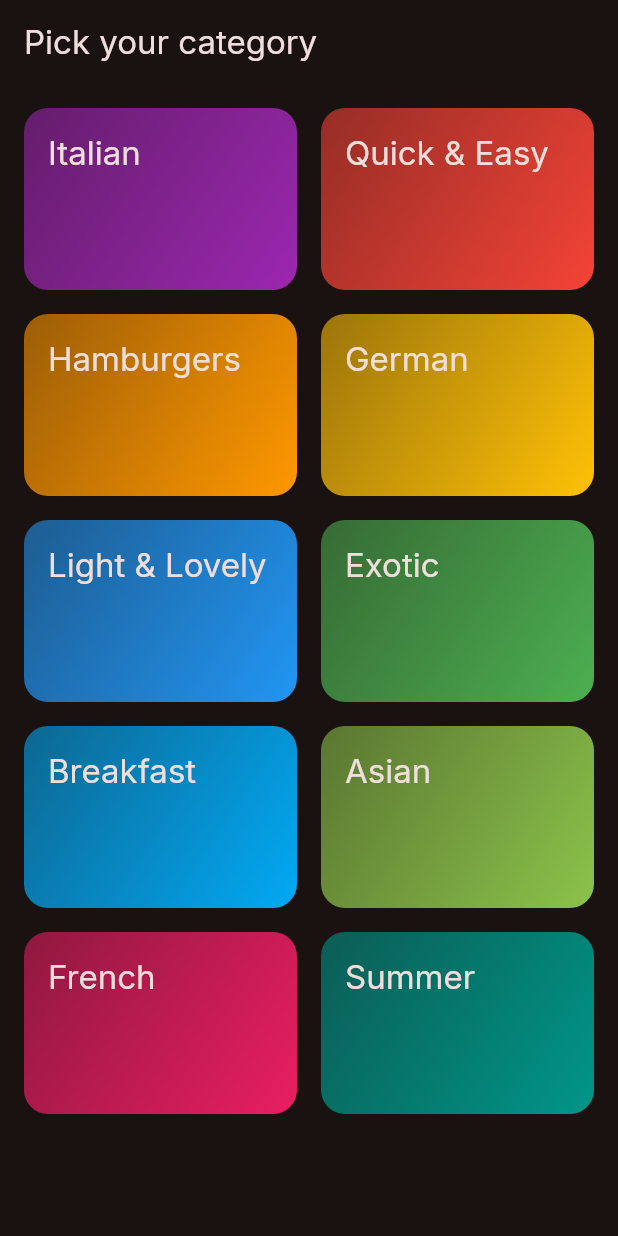
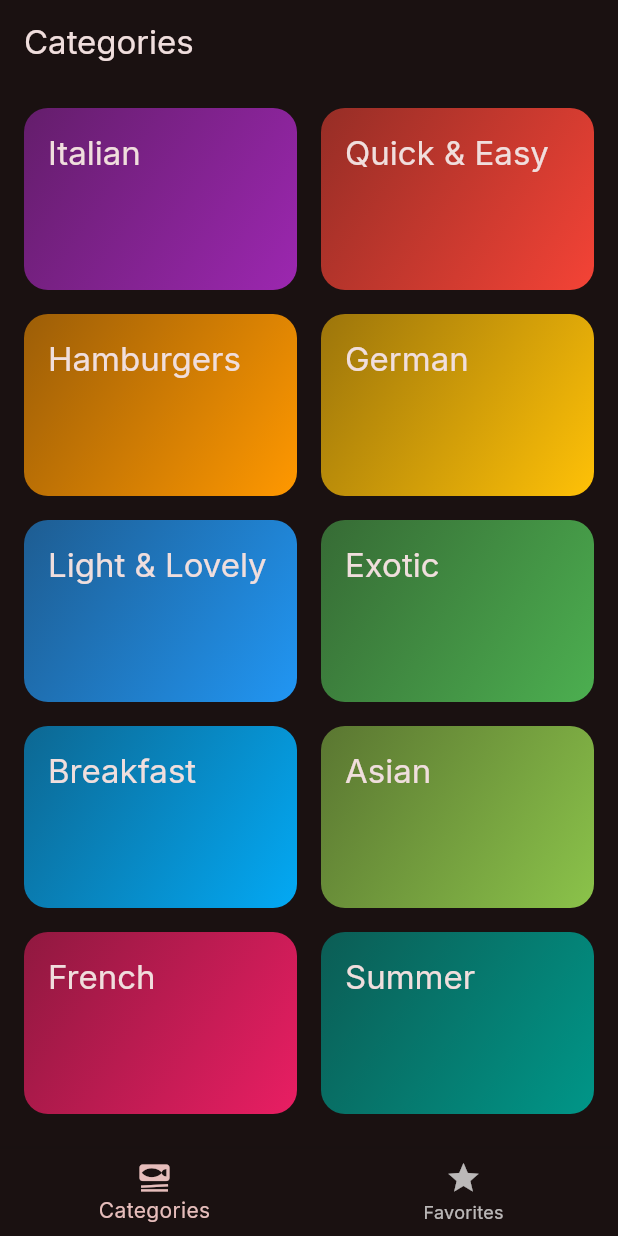
Before and after one commit to M9heb/meals, a Flutter app: the screen it shows after launch, on a phone screen of 412 x 824 dp. Run offline on Flutter 3.47's test engine with Material 3 defaults, Android fonts, the phone set to English and light mode, and no system bars; our stand-ins replace google_fonts, transparent_image.

Commit message:
Bottom navigation bar is added

```diff
--- a/lib/main.dart
+++ b/lib/main.dart
@@ -1,6 +1,6 @@
 import 'package:flutter/material.dart';
 import 'package:google_fonts/google_fonts.dart';
-import 'package:test_app/screens/categories.dart';
+import 'package:test_app/screens/tabs.dart';
 
 final theme = ThemeData(
   useMaterial3: true,
@@ -23,7 +23,7 @@ class App extends StatelessWidget {
     return MaterialApp(
       title: 'Meals app',
       theme: theme,
-      home: const CategoriesScreen(),
+      home: TabsScreen(),
     );
   }
 }
--- a/lib/screens/categories.dart
+++ b/lib/screens/categories.dart
@@ -24,11 +24,7 @@ class CategoriesScreen extends StatelessWidget {
 
   @override
   Widget build(BuildContext context) {
-    return Scaffold(
-      appBar: AppBar(
-        title: Text("Pick your category"),
-      ),
-      body: GridView(
+    return GridView(
       padding: EdgeInsets.all(16),
       gridDelegate: const SliverGridDelegateWithFixedCrossAxisCount(
         crossAxisCount: 2,
@@ -45,7 +41,6 @@ class CategoriesScreen extends StatelessWidget {
             },
           )
       ],
-      ),
     );
   }
 }
--- /dev/null
+++ b/lib/screens/tabs.dart
@@ -0,0 +1,44 @@
+import 'package:flutter/material.dart';
+import 'package:test_app/screens/categories.dart';
+import 'package:test_app/screens/meals.dart';
+
+class TabsScreen extends StatefulWidget {
+  @override
+  State<TabsScreen> createState() {
+    return _TabsScreenState();
+  }
+}
+
+class _TabsScreenState extends State<TabsScreen> {
+  int _selectedPageIndex = 0;
+  void _selectPage(int index) {
+    setState(() {
+      _selectedPageIndex = index;
+    });
+  }
+
+  @override
+  Widget build(BuildContext context) {
+    Widget ActiveScreen = const CategoriesScreen();
+    String activeScreenTitle = "Categories";
+
+    if (_selectedPageIndex == 1) {
+      ActiveScreen = MealsScreen(meals: []);
+      String activeScreenTitle = "Favorite meals";
+    }
+    return Scaffold(
+      appBar: AppBar(
+        title: Text(activeScreenTitle),
+      ),
+      body: ActiveScreen,
+      bottomNavigationBar: BottomNavigationBar(
+          currentIndex: _selectedPageIndex,
+          onTap: _selectPage,
+          items: const [
+            BottomNavigationBarItem(
+                icon: Icon(Icons.set_meal), label: "Categories"),
+            BottomNavigationBarItem(icon: Icon(Icons.star), label: "Favorites"),
+          ]),
+    );
+  }
+}
```
Also changed, not shown: lib/screens/meals.dart (+7 -3 lines). Lines whose indentation alone changed are shown as unchanged.
